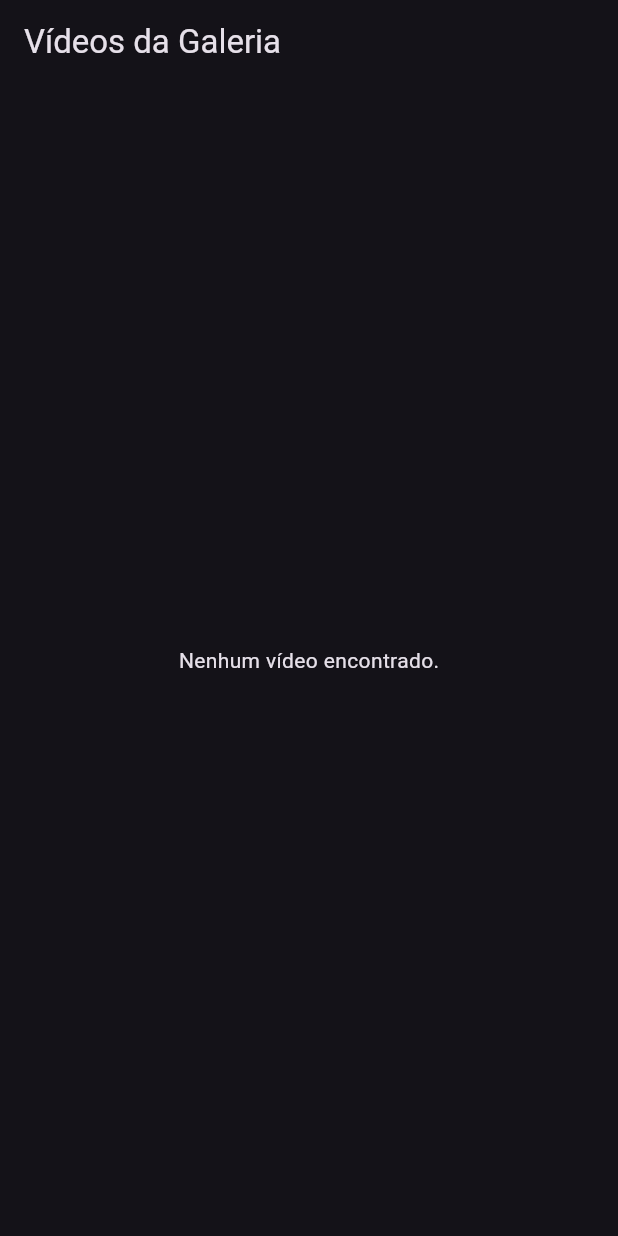
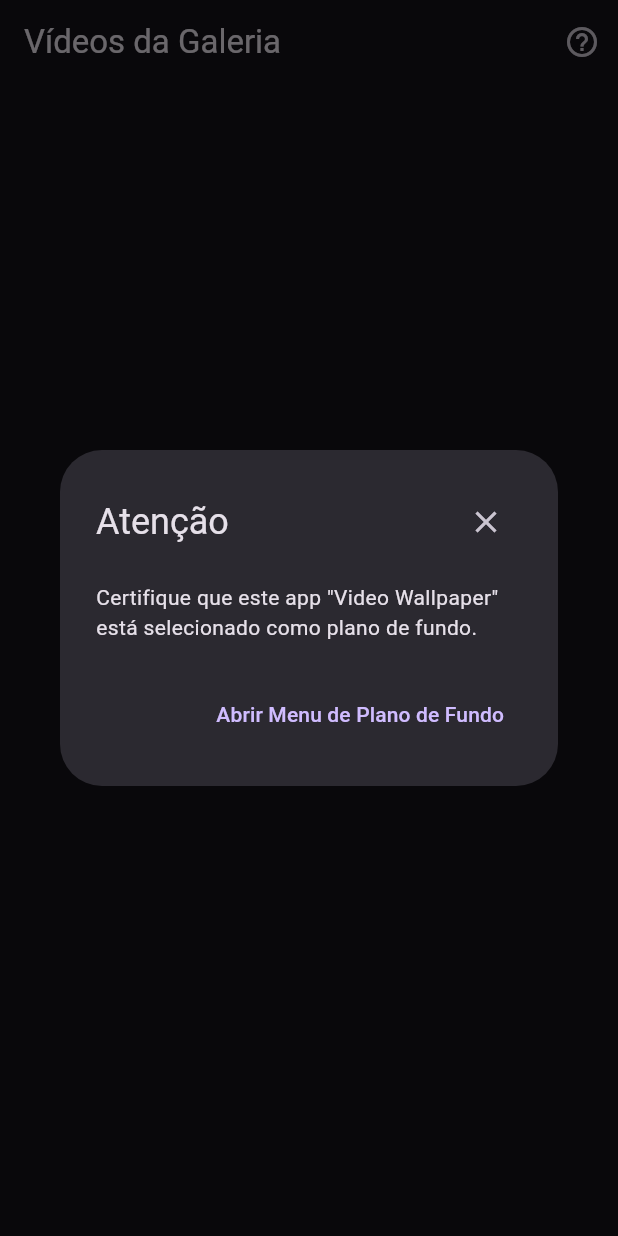
Before and after one commit to lucasogoncalves/wallpaper_bg_video, a Flutter app: the screen it shows after launch, after a tap on "Permitir acesso", on a phone screen of 412 x 824 dp. Run offline on Flutter 3.47's test engine with Material 3 defaults, Android fonts, the phone set to English and light mode, and no system bars; our stand-ins replace permission_handler, video_player; missing offline and left inert: photo_manager.

Commit message:
Dialog de redirecionamento pro menu do plano de fundo

```diff
--- a/lib/main.dart
+++ b/lib/main.dart
@@ -100,7 +100,55 @@ class _VideoGalleryPageState extends State<VideoGalleryPage> {
   void initState() {
     super.initState();
     _loadGallery();
+    WidgetsBinding.instance.addPostFrameCallback((_) {
+      _showWallpaperHelpDialog(); // Mostra assim que a tela abrir
+    });
   }
+
+
+  void _showWallpaperHelpDialog() {
+    showDialog(
+      context: context,
+      barrierDismissible: false, // Não fecha ao clicar fora
+      builder: (BuildContext context) {
+        return AlertDialog(
+          title: Row(
+            mainAxisAlignment: MainAxisAlignment.spaceBetween,
+            children: [
+              const Text('Atenção'),
+              IconButton(
+                icon: const Icon(Icons.close),
+                onPressed: () => Navigator.of(context).pop(),
+              ),
+            ],
+          ),
+
+          content: const Text(
+            'Certifique que este app "Video Wallpaper" está selecionado como plano de fundo.',
+          ),
+          actions: [
+            TextButton(
+              onPressed: () {
+                Navigator.of(context).pop();
+                _openLiveWallpaperMenu();
+              },
+              child: const Text('Abrir Menu de Plano de Fundo'),
+            ),
+          ],
+        );
+      },
+    );
+  }
+
+  Future<void> _openLiveWallpaperMenu() async {
+    const platform = MethodChannel("wallpaper.channel");
+    try {
+      await platform.invokeMethod("openLiveWallpaperPicker");
+    } on PlatformException catch (e) {
+      print("Erro ao abrir menu de plano de fundo: $e");
+    }
+  }
+
 
   Future<void> _loadGallery() async {
     try {
@@ -130,12 +178,14 @@ class _VideoGalleryPageState extends State<VideoGalleryPage> {
     }
 
     Navigator.push(
+      // ignore: use_build_context_synchronously
       context,
       MaterialPageRoute(
         builder: (_) => VideoPreviewScreen(
           videoPath: file.path,
           onConfirm: () async {
             await _channel.invokeMethod('setWallpaper', {'videoUri': file.path});
+            // ignore: use_build_context_synchronously
             Navigator.pop(context); // fecha a tela de preview
           },
         ),
@@ -148,7 +198,15 @@ class _VideoGalleryPageState extends State<VideoGalleryPage> {
   @override
   Widget build(BuildContext context) {
     return Scaffold(
-      appBar: AppBar(title: const Text('Vídeos da Galeria')),
+      appBar: AppBar(
+        title: const Text('Vídeos da Galeria'),
+        actions: [
+          IconButton(
+            icon: const Icon(Icons.help_outline),
+            onPressed: _showWallpaperHelpDialog,
+          ),
+        ],
+      ),
       body: _loading
           ? const Center(child: CircularProgressIndicator())
           : _videos.isEmpty
@@ -188,4 +246,5 @@ class _VideoGalleryPageState extends State<VideoGalleryPage> {
                 ),
     );
   }
+
 }
```
